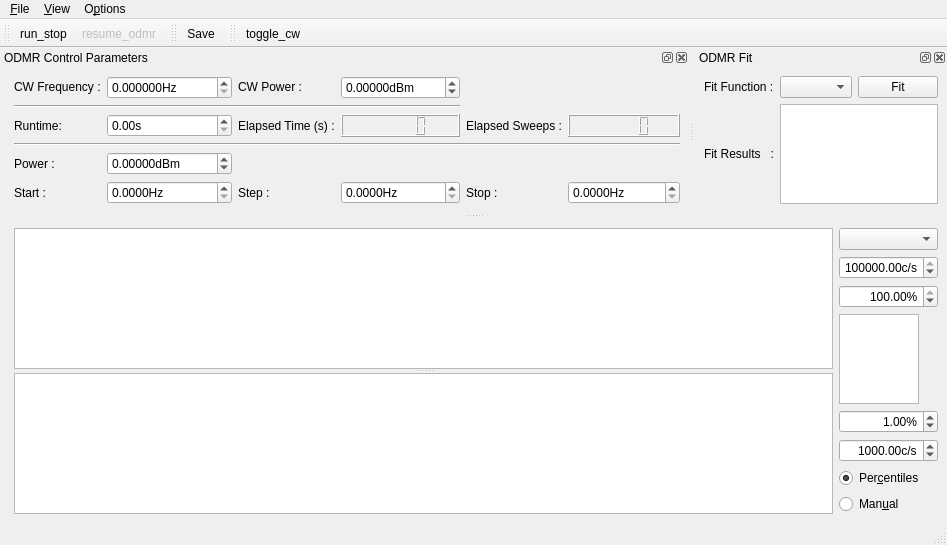
First picture: the form in gui/odmr/ui_odmrgui.ui, repository Ulm-IQO/qudi, before the edit.
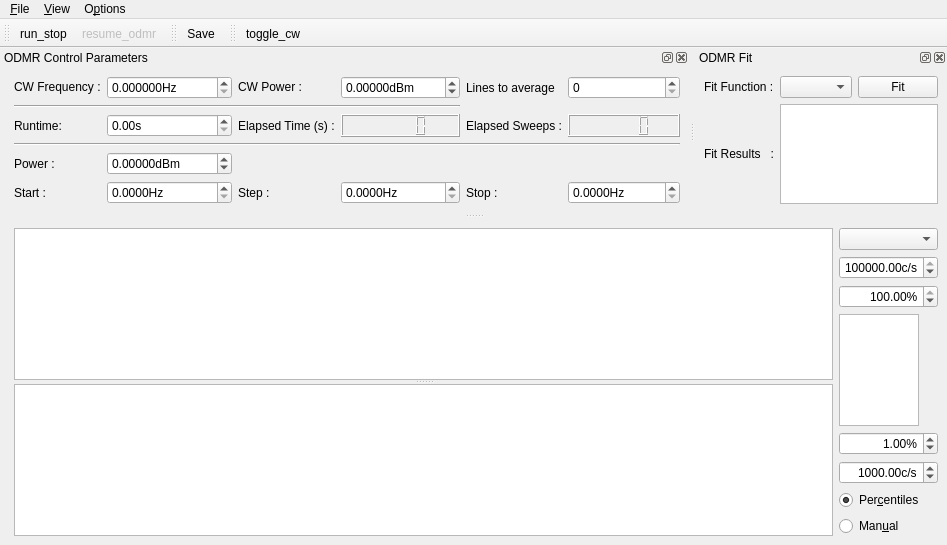
Second picture: the form after the edit. Icons and pictures are not drawn. Custom widgets are drawn as their Qt base class.

Commit message: live odmr functionality for aligning the magnetic field on the fly: The number of lines to average from can be adjusted live in order to only see the average from these lines. Setting the lines to average to 0 means taking all of the lines.

What changed in the file:
```diff
--- a/gui/odmr/ui_odmrgui.ui
+++ b/gui/odmr/ui_odmrgui.ui
@@ -241,7 +241,6 @@
    <addaction name="menu_View"/>
    <addaction name="menu_Options"/>
   </widget>
-  <widget class="QStatusBar" name="statusbar"/>
   <widget class="QToolBar" name="toolBar">
    <property name="windowTitle">
     <string>toolBar</string>
@@ -605,6 +604,29 @@
        </property>
       </spacer>
      </item>
+     <item row="0" column="5">
+      <widget class="QLabel" name="average_label">
+       <property name="text">
+        <string>Lines to average</string>
+       </property>
+      </widget>
+     </item>
+     <item row="0" column="6">
+      <widget class="QSpinBox" name="average_level_SpinBox">
+       <property name="minimum">
+        <number>0</number>
+       </property>
+       <property name="maximum">
+        <number>1000</number>
+       </property>
+       <property name="singleStep">
+        <number>1</number>
+       </property>
+       <property name="value">
+        <number>0</number>
+       </property>
+      </widget>
+     </item>
     </layout>
    </widget>
   </widget>
```
The commit also changes 2 other files.
